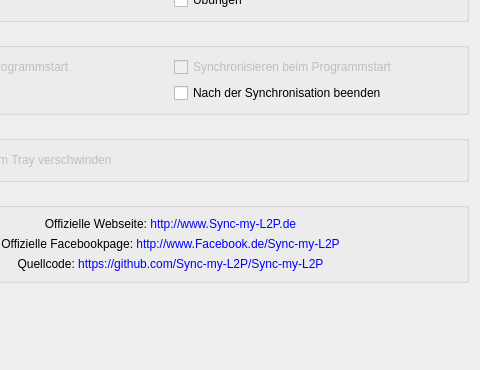
The window that options.ui (RobertKrajewski/Sync-my-L2P) describes before a commit, drawn with Qt 5; both pictures show x 139 to 619 and y 214 to 584 of the 619 by 584 pixel window.
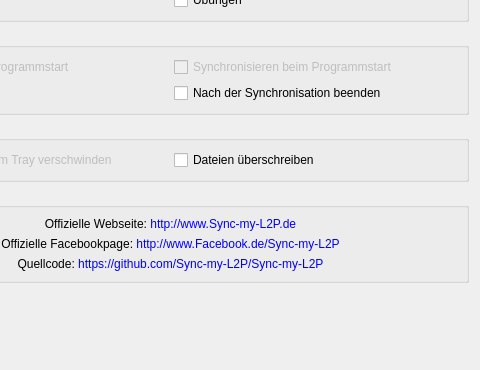
The same window after the commit. Icons and pictures are not drawn.

Commit message: Added option to enable or prevent override of existing files

```diff
--- a/options.ui
+++ b/options.ui
@@ -221,6 +221,16 @@
         </property>
        </widget>
       </item>
+      <item row="1" column="1">
+       <widget class="QCheckBox" name="overrideFilesCheckBox">
+        <property name="toolTip">
+         <string>&lt;html&gt;&lt;head/&gt;&lt;body&gt;&lt;p&gt;Wenn im L2P eine neue Version einer Datei vorhanden ist, wird die alte Version auf der Festplatte überschrieben.&lt;/p&gt;&lt;p&gt;&lt;span style=&quot; font-weight:600;&quot;&gt;ACHTUNG:&lt;/span&gt; Beim Überschreiben gehen eigene Änderungen an den Dateien (Kommentare, etc.) verloren.&lt;/p&gt;&lt;/body&gt;&lt;/html&gt;</string>
+        </property>
+        <property name="text">
+         <string>Dateien überschreiben</string>
+        </property>
+       </widget>
+      </item>
      </layout>
     </widget>
    </item>
```
The commit also changes 3 other files.
